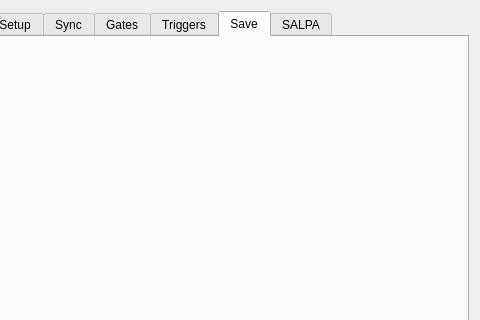
First picture: the form in Forms/ConfigureDialog.ui, repository wagenadl/SpikeGLX, before the edit; both pictures show x 259 to 739 and y 0 to 320 of the 739 by 746 pixel window.
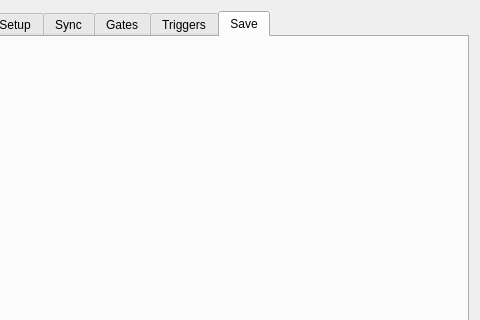
Second picture: the form after the edit. The open tabs and pages were chosen to show the change. Icons and pictures are not drawn.

Commit message:
Moved SALPA configuration
SALPA configuration now in SVToolsMX rather than in ConfigureDialog,
because it only impacts display, not acquisition. As a secondary
benefit, this means its parameters can be edited live.

```diff
--- a/Forms/ConfigureDialog.ui
+++ b/Forms/ConfigureDialog.ui
@@ -105,11 +105,6 @@
        <string>Save</string>
       </attribute>
      </widget>
-     <widget class="QWidget" name="salpaTab">
-      <attribute name="title">
-       <string>SALPA</string>
-      </attribute>
-     </widget>
     </widget>
    </item>
    <item row="1" column="0">
```
Left out of the diff: 2 changed lines with no effect on the pictures. The commit also changes 14 other files.
